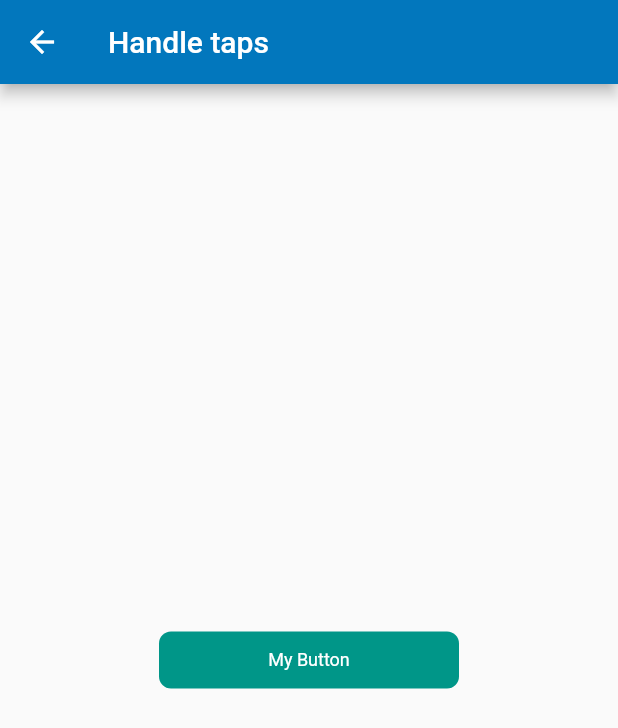
After one commit to xrr2016/flutter-cookbook, a Flutter app: the screen it shows after launch, scrolled down 178 dp, after a tap on "Handle taps", on a phone screen of 412 x 824 dp. The commit adds this screen. Shown: the top 728 px of the screen. Run offline on Flutter 3.47's test engine with Material 2 defaults, Android fonts, the phone set to English and light mode, and no system bars; Roboto replaces fonts that are missing (Hind, Montserrat).

Commit message:
feat: handle taps page

```diff
--- a/lib/cookbooks.dart
+++ b/lib/cookbooks.dart
@@ -13,6 +13,7 @@ import 'package:flutter_cookbook/forms/form_page.dart';
 import 'package:flutter_cookbook/forms/handle_change_page.dart';
 import 'package:flutter_cookbook/forms/retrive_text_page.dart';
 import 'package:flutter_cookbook/forms/text_field_page.dart';
+import 'package:flutter_cookbook/gestures/handle_taps_page.dart';
 import 'package:flutter_cookbook/gestures/ink_well_page.dart';
 
 class CookBooks extends StatelessWidget {
@@ -193,6 +194,17 @@ class CookBooks extends StatelessWidget {
                     );
                   },
                 ),
+                ListTile(
+                  title: Text('Handle taps'),
+                  onTap: () {
+                    Navigator.push(
+                      context,
+                      MaterialPageRoute(
+                        builder: (context) => HandleTapsPage(),
+                      ),
+                    );
+                  },
+                ),
               ],
             ),
           ),
--- /dev/null
+++ b/lib/gestures/handle_taps_page.dart
@@ -0,0 +1,44 @@
+import 'package:flutter/material.dart';
+
+class HandleTapsPage extends StatelessWidget {
+  @override
+  Widget build(BuildContext context) {
+    return Scaffold(
+        appBar: AppBar(
+          title: Text('Handle taps'),
+        ),
+        body: Center(
+          child: MyButton(),
+        ));
+  }
+}
+
+class MyButton extends StatelessWidget {
+  const MyButton({
+    Key key,
+  }) : super(key: key);
+
+  @override
+  Widget build(BuildContext context) {
+    return GestureDetector(
+      onTap: () {
+        final snackBar = SnackBar(content: Text("Tap"));
+
+        Scaffold.of(context).showSnackBar(snackBar);
+      },
+      child: Container(
+        width: 200,
+        padding: EdgeInsets.all(12.0),
+        decoration: BoxDecoration(
+          color: Colors.teal,
+          borderRadius: BorderRadius.circular(8.0),
+        ),
+        child: Text(
+          'My Button',
+          textAlign: TextAlign.center,
+          style: TextStyle(color: Colors.white),
+        ),
+      ),
+    );
+  }
+}
--- a/lib/main.dart
+++ b/lib/main.dart
@@ -10,7 +10,7 @@ class MyApp extends StatelessWidget {
       debugShowCheckedModeBanner: false,
       home: CookBooks(),
       theme: ThemeData(
-        brightness: Brightness.dark,
+        // brightness: Brightness.dark,
         primaryColor: Colors.lightBlue[800],
         accentColor: Colors.cyan[600],
         fontFamily: 'Montserrat',
```
